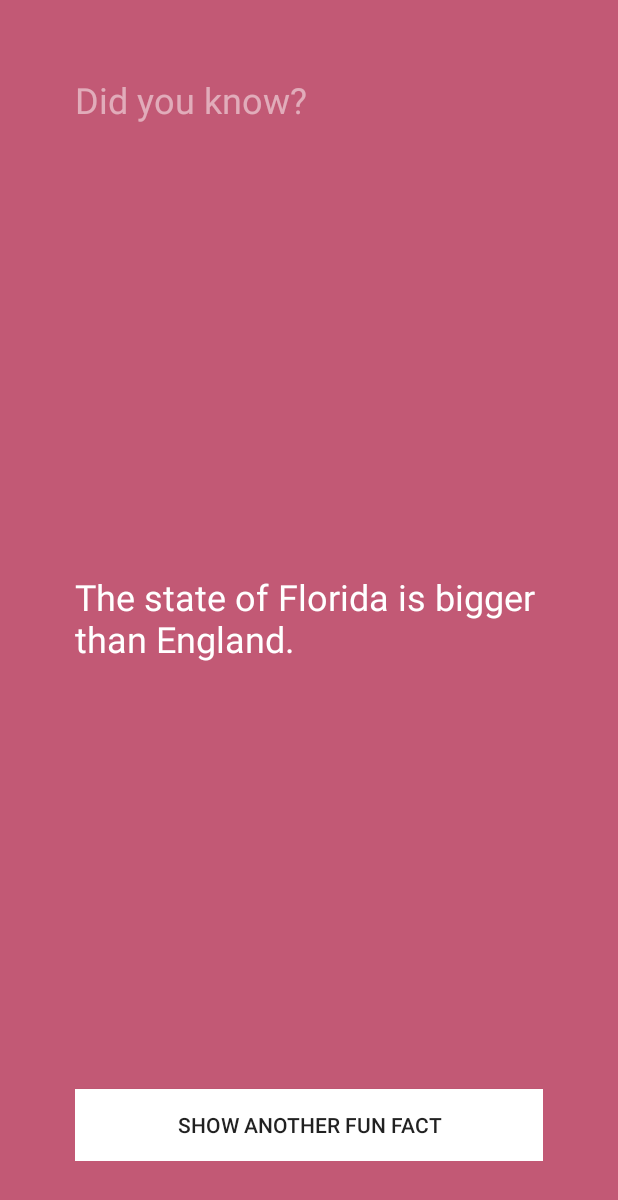
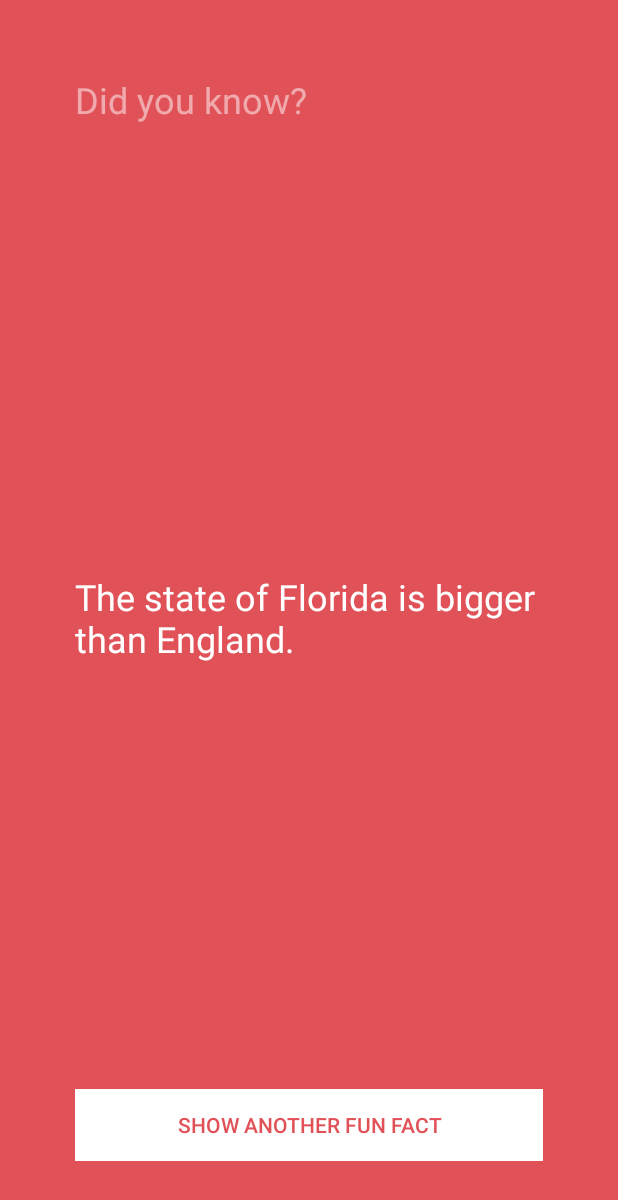
Before and after one commit to henryv0/tt_funfacts, an Android app: the screen it shows after launch (FunFactsActivity), after a tap on "SHOW ANOTHER FUN FACT", on a phone screen of 412 x 824 dp. Shown: the top 1200 px of the screen. Run offline under Robolectric (Android 15) with nearby library versions, the phone set to English and light mode, and no system bars.

Commit message:
Added Color

```diff
--- /dev/null
+++ b/app/src/main/java/me/henryvo/funfacts/ColorWheel.java
@@ -0,0 +1,43 @@
+package me.henryvo.funfacts;
+
+import android.graphics.Color;
+
+import java.util.Random;
+
+/**
+ * Created by Henry on 11/04/2015.
+ */
+public class ColorWheel {
+
+    // Member variables
+    public String[] mColors = {
+            "#39add1", // light blue
+            "#3079ab", // dark blue
+            "#c25975", // mauve
+            "#e15258", // red
+            "#f9845b", // orange
+            "#838cc7", // lavender
+            "#7d669e", // purple
+            "#53bbb4", // aqua
+            "#51b46d", // green
+            "#e0ab18", // mustard
+            "#637a91", // dark gray
+            "#f092b0", // pink
+            "#b7c0c7"  // light gray
+    };
+
+    // Method (abilities: things the object can do)
+    public int getColor() {
+
+        String color = "";
+
+        // Randomly select a fact
+        Random randomGenerator = new Random(); // Construct a new rng
+        int randomNumber = randomGenerator.nextInt(mColors.length);
+
+        color = mColors[randomNumber];
+        int colorAsInt = Color.parseColor(color);
+
+        return colorAsInt;
+    }
+}
--- /dev/null
+++ b/app/src/main/java/me/henryvo/funfacts/FactBook.java
@@ -0,0 +1,36 @@
+package me.henryvo.funfacts;
+
+import java.util.Random;
+
+/**
+ * Created by Henry on 11/04/2015.
+ */
+public class FactBook {
+
+    // Member variables
+    public String[] mFacts = {
+            "Ants stretch when they wake up in the morning.",
+            "Ostriches can run faster than horses.",
+            "Olympic gold medals are actually made mostly of silver.",
+            "You are born with 300 bones; by the time you are an adult you will have 206.",
+            "It takes about 8 minutes for light from the Sun to reach Earth.",
+            "Some bamboo plants can grow almost a meter in just one day.",
+            "The state of Florida is bigger than England.",
+            "Some penguins can leap 2-3 meters out of the water.",
+            "On average, it takes 66 days to form a new habit.",
+            "Mammoths still walked the earth when the Great Pyramid was being built.", };
+
+    // Method (abilities: things the object can do)
+    public String getFact() {
+
+        String fact = "";
+
+        // Randomly select a fact
+        Random randomGenerator = new Random(); // Construct a new rng
+        int randomNumber = randomGenerator.nextInt(mFacts.length);
+
+        fact = mFacts[randomNumber];
+
+        return fact;
+    }
+}
--- a/app/src/main/java/me/henryvo/funfacts/FunFactsActivity.java
+++ b/app/src/main/java/me/henryvo/funfacts/FunFactsActivity.java
@@ -1,17 +1,24 @@
 package me.henryvo.funfacts;
 
+import android.graphics.Color;
 import android.support.v7.app.ActionBarActivity;
 import android.os.Bundle;
 import android.view.Menu;
 import android.view.MenuItem;
 import android.view.View;
 import android.widget.Button;
+import android.widget.RelativeLayout;
 import android.widget.TextView;
+import android.widget.Toast;
 
 import java.util.Random;
 
 
 public class FunFactsActivity extends ActionBarActivity {
+
+    // Member variables hence little m
+    private FactBook mFactbook = new FactBook();
+    private ColorWheel mColorWheel = new ColorWheel();
 
     @Override
     protected void onCreate(Bundle savedInstanceState) {
@@ -20,59 +27,24 @@ public class FunFactsActivity extends ActionBarActivity {
 
         // Declaring our View variables
         final TextView factLabel = (TextView) findViewById(R.id.factTextView);
-        Button showFactButton = (Button) findViewById(R.id.showFactButton);
+        final Button showFactButton = (Button) findViewById(R.id.showFactButton);
+        final RelativeLayout relativeLayout = (RelativeLayout) findViewById(R.id.relativeLayout);
+
         View.OnClickListener listener = new View.OnClickListener() {
             @Override
             public void onClick(View view) {
-
-                String[] facts = {
-                        "Ants stretch when they wake up in the morning.",
-                        "Ostriches can run faster than horses.",
-                        "Olympic gold medals are actually made mostly of silver.",
-                        "You are born with 300 bones; by the time you are an adult you will have 206.",
-                        "It takes about 8 minutes for light from the Sun to reach Earth.",
-                        "Some bamboo plants can grow almost a meter in just one day.",
-                        "The state of Florida is bigger than England.",
-                        "Some penguins can leap 2-3 meters out of the water.",
-                        "On average, it takes 66 days to form a new habit.",
-                        "Mammoths still walked the earth when the Great Pyramid was being built.", };
-
-                // The button was clicked, so update the fact label with a new fact
-                String fact = "";
-                // Randomly select a fact
-                Random randomGenerator = new Random(); // Construct a new rng
-                int randomNumber = randomGenerator.nextInt(facts.length);
-
-                fact = facts[randomNumber];
-
+                String fact = mFactbook.getFact();
                 //Update the label with our dynamic fact
                 factLabel.setText(fact);
+
+                int color = mColorWheel.getColor();
+                relativeLayout.setBackgroundColor(color);
+                showFactButton.setTextColor(color);
             }
         };
         showFactButton.setOnClickListener(listener);
 
-    }
+        Toast.makeText(this, "yes", Toast.LENGTH_LONG).show();
 
-
-    @Override
-    public boolean onCreateOptionsMenu(Menu menu) {
-        // Inflate the menu; this adds items to the action bar if it is present.
-        getMenuInflater().inflate(R.menu.menu_fun_facts, menu);
-        return true;
-    }
-
-    @Override
-    public boolean onOptionsItemSelected(MenuItem item) {
-        // Handle action bar item clicks here. The action bar will
-        // automatically handle clicks on the Home/Up button, so long
-        // as you specify a parent activity in AndroidManifest.xml.
-        int id = item.getItemId();
-
-        //noinspection SimplifiableIfStatement
-        if (id == R.id.action_settings) {
-            return true;
-        }
-
-        return super.onOptionsItemSelected(item);
     }
 }
--- a/app/src/main/res/layout/activity_fun_facts.xml
+++ b/app/src/main/res/layout/activity_fun_facts.xml
@@ -5,7 +5,7 @@
     android:paddingTop="@dimen/activity_vertical_margin"
     android:paddingBottom="@dimen/activity_vertical_margin" tools:context=".FunFactsActivity"
     android:background="#ffc25975"
-    android:id="@+id/myTextView">
+    android:id="@+id/relativeLayout">
 
 
     <TextView android:text="Did you know?" android:layout_width="wrap_content"
@@ -33,6 +33,7 @@
         android:id="@+id/showFactButton"
         android:layout_alignParentBottom="true"
         android:layout_centerHorizontal="true"
-        android:background="@android:color/white" />
+        android:background="@android:color/white"
+        android:textColor="#ffc25975" />
 
 </RelativeLayout>
```
